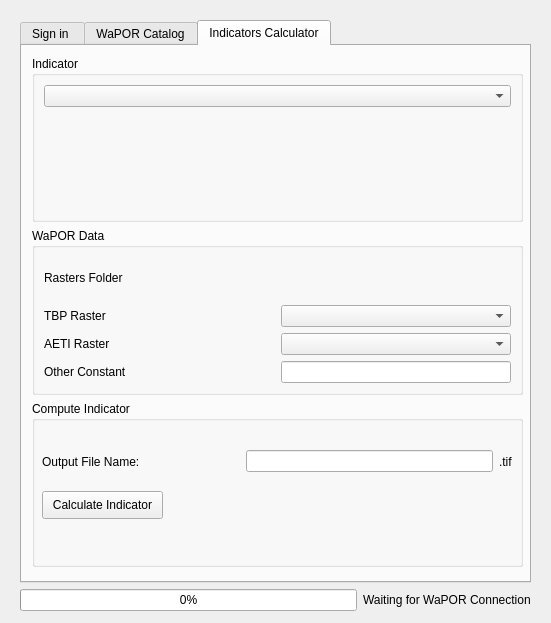
First picture: the form in wap_plugin_dialog_base.ui, repository WAGIS/wap_plugin, before the edit.
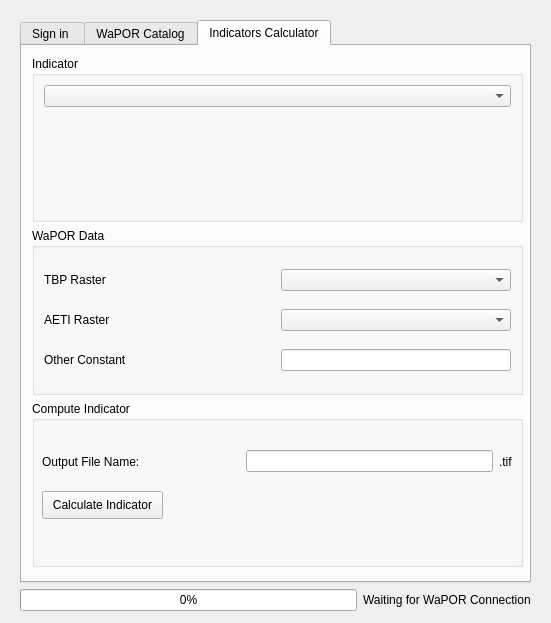
Second picture: the form after the edit. The open tabs and pages were chosen to show the change. Custom widgets are drawn as their Qt base class.

Commit message: File explorer in indicator calculators removed

What changed in the file:
```diff
--- a/wap_plugin_dialog_base.ui
+++ b/wap_plugin_dialog_base.ui
@@ -499,27 +499,6 @@
             <string>WaPOR Data</string>
            </property>
            <layout class="QVBoxLayout" name="verticalLayout">
-            <item>
-             <layout class="QHBoxLayout" name="horizontalLayout_13" stretch="1,1">
-              <item>
-               <widget class="QLabel" name="label_4">
-                <property name="text">
-                 <string>Rasters Folder</string>
-                </property>
-               </widget>
-              </item>
-              <item>
-               <widget class="QgsFileWidget" name="indicatorRasterFolderExplorer">
-                <property name="filter">
-                 <string/>
-                </property>
-                <property name="storageMode">
-                 <enum>QgsFileWidget::GetDirectory</enum>
-                </property>
-               </widget>
-              </item>
-             </layout>
-            </item>
             <item>
              <layout class="QHBoxLayout" name="horizontalLayout_8">
               <item>
```
Left out of the diff: 2 changed lines with no effect on the pictures. The commit also changes 1 other file.
